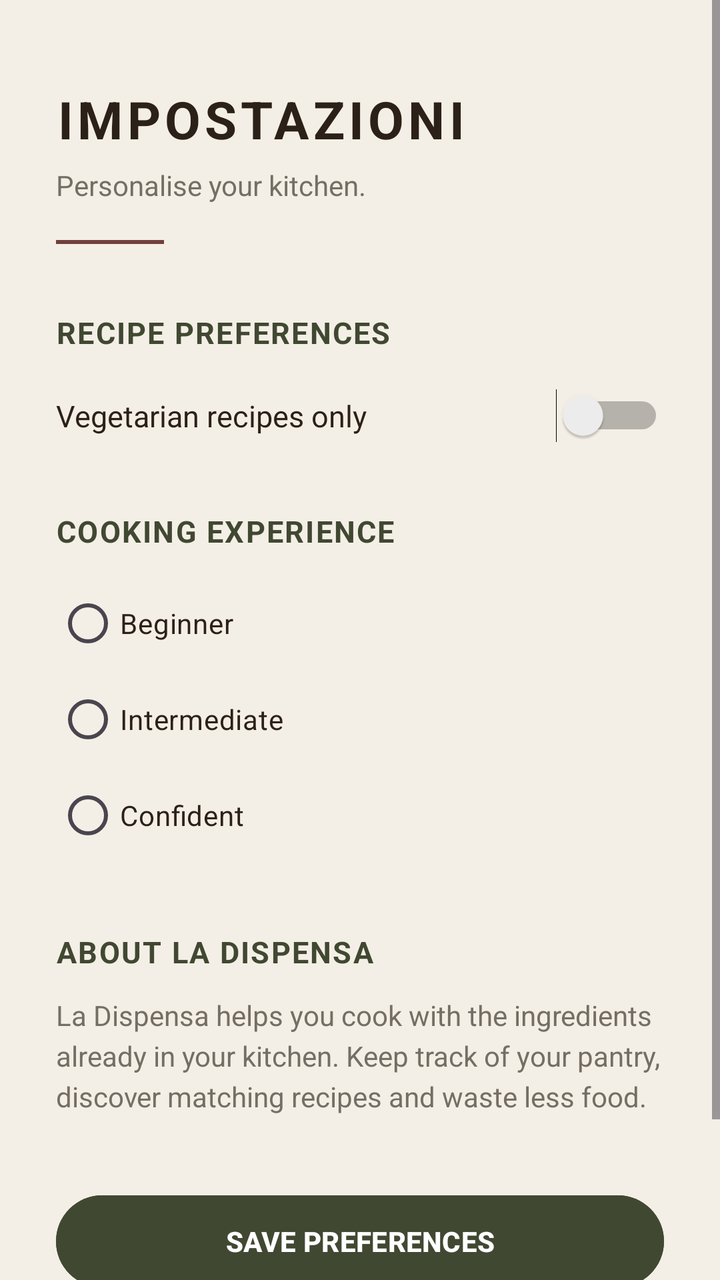
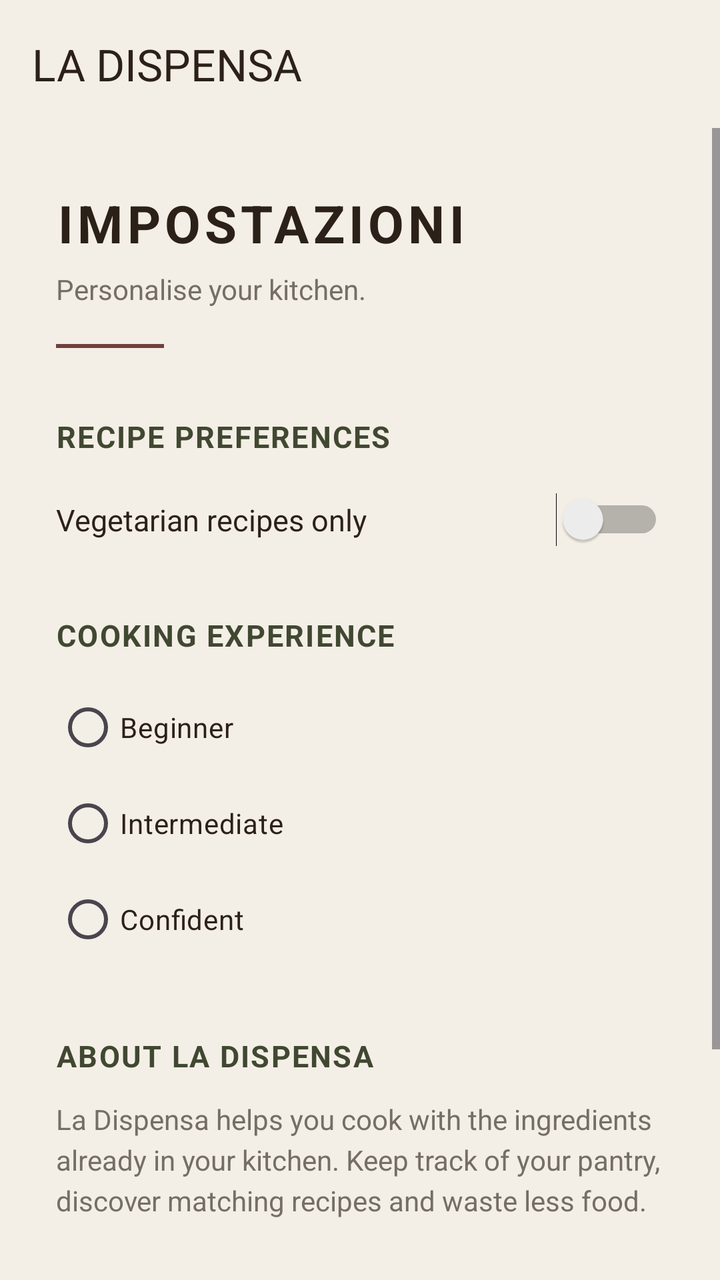

Two renders of the same Android screen: before a commit and after it. Below are the layout's source before the change and the commit's diff.
<!-- AndroidManifest.xml: application theme Theme.LaDispensa -->
<!-- res/layout/activity_settings.xml -->
<?xml version="1.0" encoding="utf-8"?>
<ScrollView xmlns:android="http://schemas.android.com/apk/res/android"
    android:layout_width="match_parent"
    android:layout_height="match_parent"
    android:background="@color/cream"
    android:fillViewport="true">

    <LinearLayout
        android:layout_width="match_parent"
        android:layout_height="wrap_content"
        android:orientation="vertical"
        android:paddingStart="28dp"
        android:paddingTop="42dp"
        android:paddingEnd="28dp"
        android:paddingBottom="40dp">

        <TextView
            android:layout_width="wrap_content"
            android:layout_height="wrap_content"
            android:text="IMPOSTAZIONI"
            android:textColor="@color/espresso"
            android:textSize="26sp"
            android:textStyle="bold"
            android:letterSpacing="0.08" />

        <TextView
            android:layout_width="wrap_content"
            android:layout_height="wrap_content"
            android:layout_marginTop="6dp"
            android:text="Personalise your kitchen."
            android:textColor="@color/stone"
            android:textSize="14sp" />

        <View
            android:layout_width="54dp"
            android:layout_height="2dp"
            android:layout_marginTop="18dp"
            android:background="@color/wine" />

        <TextView
            android:layout_width="wrap_content"
            android:layout_height="wrap_content"
            android:layout_marginTop="34dp"
            android:text="RECIPE PREFERENCES"
            android:textColor="@color/deep_olive"
            android:textSize="15sp"
            android:textStyle="bold"
            android:letterSpacing="0.05" />

        <Switch
            android:id="@+id/switchVegetarian"
            android:layout_width="match_parent"
            android:layout_height="wrap_content"
            android:layout_marginTop="18dp"
            android:text="Vegetarian recipes only"
            android:textColor="@color/espresso"
            android:textSize="15sp" />

        <TextView
            android:layout_width="wrap_content"
            android:layout_height="wrap_content"
            android:layout_marginTop="34dp"
            android:text="COOKING EXPERIENCE"
            android:textColor="@color/deep_olive"
            android:textSize="15sp"
            android:textStyle="bold"
            android:letterSpacing="0.05" />

        <RadioGroup
            android:id="@+id/radioCookingLevel"
            android:layout_width="match_parent"
            android:layout_height="wrap_content"
            android:layout_marginTop="12dp">

            <RadioButton
                android:id="@+id/radioBeginner"
                android:layout_width="wrap_content"
                android:layout_height="wrap_content"
                android:text="Beginner"
                android:textColor="@color/espresso" />

            <RadioButton
                android:id="@+id/radioIntermediate"
                android:layout_width="wrap_content"
                android:layout_height="wrap_content"
                android:text="Intermediate"
                android:textColor="@color/espresso" />

            <RadioButton
                android:id="@+id/radioConfident"
                android:layout_width="wrap_content"
                android:layout_height="wrap_content"
                android:text="Confident"
                android:textColor="@color/espresso" />

        </RadioGroup>

        <TextView
            android:layout_width="wrap_content"
            android:layout_height="wrap_content"
            android:layout_marginTop="34dp"
            android:text="ABOUT LA DISPENSA"
            android:textColor="@color/deep_olive"
            android:textSize="15sp"
            android:textStyle="bold"
            android:letterSpacing="0.05" />

        <TextView
            android:layout_width="match_parent"
            android:layout_height="wrap_content"
            android:layout_marginTop="12dp"
            android:lineSpacingExtra="4dp"
            android:text="La Dispensa helps you cook with the ingredients already in your kitchen. Keep track of your pantry, discover matching recipes and waste less food."
            android:textColor="@color/stone"
            android:textSize="14sp" />

        <Button
            android:id="@+id/buttonSaveSettings"
            android:layout_width="match_parent"
            android:layout_height="54dp"
            android:layout_marginTop="36dp"
            android:backgroundTint="@color/deep_olive"
            android:text="SAVE PREFERENCES"
            android:textColor="@color/white"
            android:textStyle="bold" />

        <TextView
            android:layout_width="wrap_content"
            android:layout_height="wrap_content"
            android:layout_gravity="center_horizontal"
            android:layout_marginTop="28dp"
            android:text="Mangia bene. Spreca meno."
            android:textColor="@color/stone"
            android:textSize="12sp"
            android:textStyle="italic" />

    </LinearLayout>

</ScrollView>
<!-- resources referenced by this layout -->
<resources>
  <color name="cream">#F4EFE6</color>
  <color name="deep_olive">#414832</color>
  <color name="espresso">#2C2118</color>
  <color name="stone">#756E65</color>
  <color name="white">#FFFFFF</color>
  <color name="wine">#713F3D</color>
  <style name="Theme.LaDispensa" parent="Base.Theme.LaDispensa" />
  <style name="Base.Theme.LaDispensa" parent="Theme.Material3.DayNight.NoActionBar">
          
          
      </style>
</resources>

<!-- the commit's change to res/layout/activity_settings.xml (unified diff, before → after) -->
@@ -1,139 +1,157 @@
 <?xml version="1.0" encoding="utf-8"?>
-<ScrollView xmlns:android="http://schemas.android.com/apk/res/android"
+<LinearLayout xmlns:android="http://schemas.android.com/apk/res/android"
+    xmlns:app="http://schemas.android.com/apk/res-auto"
     android:layout_width="match_parent"
     android:layout_height="match_parent"
     android:background="@color/cream"
-    android:fillViewport="true">
+    android:orientation="vertical">
 
-    <LinearLayout
+    <androidx.appcompat.widget.Toolbar
+        android:id="@+id/mainToolbar"
         android:layout_width="match_parent"
-        android:layout_height="wrap_content"
-        android:orientation="vertical"
-        android:paddingStart="28dp"
-        android:paddingTop="42dp"
-        android:paddingEnd="28dp"
-        android:paddingBottom="40dp">
+        android:layout_height="?attr/actionBarSize"
+        android:background="@color/cream"
+        android:elevation="2dp"
+        app:title="LA DISPENSA"
+        app:titleTextColor="@color/espresso" />
 
-        <TextView
-            android:layout_width="wrap_content"
-            android:layout_height="wrap_content"
-            android:text="IMPOSTAZIONI"
-            android:textColor="@color/espresso"
-            android:textSize="26sp"
-            android:textStyle="bold"
-            android:letterSpacing="0.08" />
+    <ScrollView
+        android:layout_width="match_parent"
+        android:layout_height="0dp"
+        android:layout_weight="1"
+        android:fillViewport="true">
 
-        <TextView
-            android:layout_width="wrap_content"
-            android:layout_height="wrap_content"
-            android:layout_marginTop="6dp"
-            android:text="Personalise your kitchen."
-            android:textColor="@color/stone"
-            android:textSize="14sp" />
-
-        <View
-            android:layout_width="54dp"
-            android:layout_height="2dp"
-            android:layout_marginTop="18dp"
-            android:background="@color/wine" />
-
-        <TextView
-            android:layout_width="wrap_content"
-            android:layout_height="wrap_content"
-            android:layout_marginTop="34dp"
-            android:text="RECIPE PREFERENCES"
-            android:textColor="@color/deep_olive"
-            android:textSize="15sp"
-            android:textStyle="bold"
-            android:letterSpacing="0.05" />
-
-        <Switch
-            android:id="@+id/switchVegetarian"
+        <LinearLayout
             android:layout_width="match_parent"
             android:layout_height="wrap_content"
-            android:layout_marginTop="18dp"
-            android:text="Vegetarian recipes only"
-            android:textColor="@color/espresso"
-            android:textSize="15sp" />
+            android:orientation="vertical"
+            android:paddingStart="28dp"
+            android:paddingTop="30dp"
+            android:paddingEnd="28dp"
+            android:paddingBottom="40dp">
 
-        <TextView
-            android:layout_width="wrap_content"
-            android:layout_height="wrap_content"
-            android:layout_marginTop="34dp"
-            android:text="COOKING EXPERIENCE"
-            android:textColor="@color/deep_olive"
-            android:textSize="15sp"
-            android:textStyle="bold"
-            android:letterSpacing="0.05" />
-
-        <RadioGroup
-            android:id="@+id/radioCookingLevel"
-            android:layout_width="match_parent"
-            android:layout_height="wrap_content"
-            android:layout_marginTop="12dp">
-
-            <RadioButton
-                android:id="@+id/radioBeginner"
+            <TextView
                 android:layout_width="wrap_content"
                 android:layout_height="wrap_content"
-                android:text="Beginner"
-                android:textColor="@color/espresso" />
+                android:text="IMPOSTAZIONI"
+                android:textColor="@color/espresso"
+                android:textSize="26sp"
+                android:textStyle="bold"
+                android:letterSpacing="0.08" />
 
-            <RadioButton
-                android:id="@+id/radioIntermediate"
+            <TextView
                 android:layout_width="wrap_content"
                 android:layout_height="wrap_content"
-                android:text="Intermediate"
-                android:textColor="@color/espresso" />
+                android:layout_marginTop="6dp"
+                android:text="Personalise your kitchen."
+                android:textColor="@color/stone"
+                android:textSize="14sp" />
 
-            <RadioButton
-                android:id="@+id/radioConfident"
+            <View
+                android:layout_width="54dp"
+                android:layout_height="2dp"
+                android:layout_marginTop="18dp"
+                android:background="@color/wine" />
+
+            <TextView
                 android:layout_width="wrap_content"
                 android:layout_height="wrap_content"
-                android:text="Confident"
-                android:textColor="@color/espresso" />
+                android:layout_marginTop="34dp"
+                android:text="RECIPE PREFERENCES"
+                android:textColor="@color/deep_olive"
+                android:textSize="15sp"
+                android:textStyle="bold"
+                android:letterSpacing="0.05" />
 
-        </RadioGroup>
+            <Switch
+                android:id="@+id/switchVegetarian"
+                android:layout_width="match_parent"
+                android:layout_height="wrap_content"
+                android:layout_marginTop="18dp"
+                android:text="Vegetarian recipes only"
+                android:textColor="@color/espresso"
+                android:textSize="15sp" />
 
-        <TextView
-            android:layout_width="wrap_content"
-            android:layout_height="wrap_content"
-            android:layout_marginTop="34dp"
-            android:text="ABOUT LA DISPENSA"
-            android:textColor="@color/deep_olive"
-            android:textSize="15sp"
-            android:textStyle="bold"
-            android:letterSpacing="0.05" />
+            <TextView
+                android:layout_width="wrap_content"
+                android:layout_height="wrap_content"
+                android:layout_marginTop="34dp"
+                android:text="COOKING EXPERIENCE"
+                android:textColor="@color/deep_olive"
+                android:textSize="15sp"
+                android:textStyle="bold"
+                android:letterSpacing="0.05" />
 
-        <TextView
-            android:layout_width="match_parent"
-            android:layout_height="wrap_content"
-            android:layout_marginTop="12dp"
-            android:lineSpacingExtra="4dp"
-            android:text="La Dispensa helps you cook with the ingredients already in your kitchen. Keep track of your pantry, discover matching recipes and waste less food."
-            android:textColor="@color/stone"
-            android:textSize="14sp" />
+            <RadioGroup
+                android:id="@+id/radioCookingLevel"
+                android:layout_width="match_parent"
+                android:layout_height="wrap_content"
+                android:layout_marginTop="12dp">
 
-        <Button
-            android:id="@+id/buttonSaveSettings"
-            android:layout_width="match_parent"
-            android:layout_height="54dp"
-            android:layout_marginTop="36dp"
-            android:backgroundTint="@color/deep_olive"
-            android:text="SAVE PREFERENCES"
-            android:textColor="@color/white"
-            android:textStyle="bold" />
+                <RadioButton
+                    android:id="@+id/radioBeginner"
+                    android:layout_width="wrap_content"
+                    android:layout_height="wrap_content"
+                    android:text="Beginner"
+                    android:textColor="@color/espresso" />
 
-        <TextView
-            android:layout_width="wrap_content"
-            android:layout_height="wrap_content"
-            android:layout_gravity="center_horizontal"
-            android:layout_marginTop="28dp"
-            android:text="Mangia bene. Spreca meno."
-            android:textColor="@color/stone"
-            android:textSize="12sp"
-            android:textStyle="italic" />
+                <RadioButton
+                    android:id="@+id/radioIntermediate"
+                    android:layout_width="wrap_content"
+                    android:layout_height="wrap_content"
+                    android:text="Intermediate"
+                    android:textColor="@color/espresso" />
 
-    </LinearLayout>
+                <RadioButton
+                    android:id="@+id/radioConfident"
+                    android:layout_width="wrap_content"
+                    android:layout_height="wrap_content"
+                    android:text="Confident"
+                    android:textColor="@color/espresso" />
 
-</ScrollView>
+            </RadioGroup>
+
+            <TextView
+                android:layout_width="wrap_content"
+                android:layout_height="wrap_content"
+                android:layout_marginTop="34dp"
+                android:text="ABOUT LA DISPENSA"
+                android:textColor="@color/deep_olive"
+                android:textSize="15sp"
+                android:textStyle="bold"
+                android:letterSpacing="0.05" />
+
+            <TextView
+                android:layout_width="match_parent"
+                android:layout_height="wrap_content"
+                android:layout_marginTop="12dp"
+                android:lineSpacingExtra="4dp"
+                android:text="La Dispensa helps you cook with the ingredients already in your kitchen. Keep track of your pantry, discover matching recipes and waste less food."
+                android:textColor="@color/stone"
+                android:textSize="14sp" />
+
+            <Button
+                android:id="@+id/buttonSaveSettings"
+                android:layout_width="match_parent"
+                android:layout_height="54dp"
+                android:layout_marginTop="36dp"
+                android:backgroundTint="@color/deep_olive"
+                android:text="SAVE PREFERENCES"
+                android:textColor="@color/white"
+                android:textStyle="bold" />
+
+            <TextView
+                android:layout_width="wrap_content"
+                android:layout_height="wrap_content"
+                android:layout_gravity="center_horizontal"
+                android:layout_marginTop="28dp"
+                android:text="Mangia bene. Spreca meno."
+                android:textColor="@color/stone"
+                android:textSize="12sp"
+                android:textStyle="italic" />
+
+        </LinearLayout>
+
+    </ScrollView>
+
+</LinearLayout>
